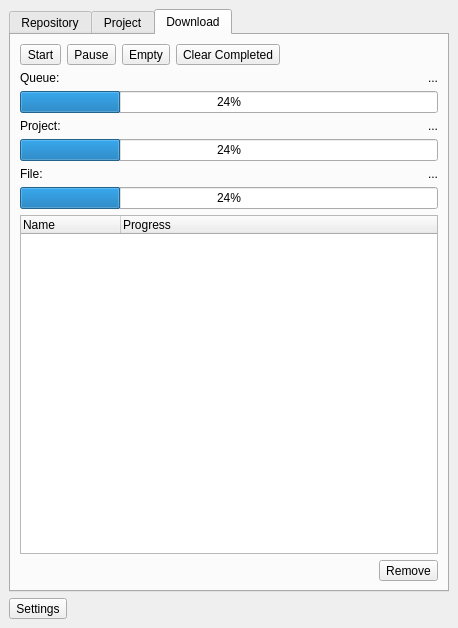
Above: dockwidget.ui from Riverscapes/RiverscapesToolbar before the change. Below: the same form after it.
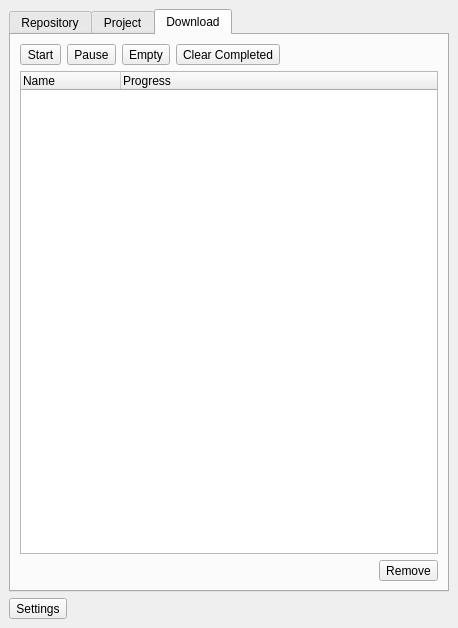
That is the form after the change.

Commit message: reworking the download screen without progress bars

Patch:
```diff
--- a/dockwidget.ui
+++ b/dockwidget.ui
@@ -200,92 +200,11 @@
           </item>
          </layout>
         </item>
-        <item>
-         <layout class="QHBoxLayout" name="horizontalLayout_6">
-          <item>
-           <widget class="QLabel" name="label_2">
-            <property name="text">
-             <string>Queue:</string>
-            </property>
-           </widget>
-          </item>
-          <item>
-           <widget class="QLabel" name="lbl_QueueStatus">
-            <property name="text">
-             <string>...</string>
-            </property>
-            <property name="alignment">
-             <set>Qt::AlignRight|Qt::AlignTrailing|Qt::AlignVCenter</set>
-            </property>
-           </widget>
-          </item>
-         </layout>
-        </item>
-        <item>
-         <widget class="QProgressBar" name="progOverall">
-          <property name="value">
-           <number>24</number>
-          </property>
-         </widget>
-        </item>
-        <item>
-         <layout class="QHBoxLayout" name="horizontalLayout_4">
-          <item>
-           <widget class="QLabel" name="label_3">
-            <property name="text">
-             <string>Project:</string>
-            </property>
-           </widget>
-          </item>
-          <item>
-           <widget class="QLabel" name="lbl_ProjectStatus">
-            <property name="text">
-             <string>...</string>
-            </property>
-            <property name="alignment">
-             <set>Qt::AlignRight|Qt::AlignTrailing|Qt::AlignVCenter</set>
-            </property>
-           </widget>
-          </item>
-         </layout>
-        </item>
-        <item>
-         <widget class="QProgressBar" name="progProject">
-          <property name="value">
-           <number>24</number>
-          </property>
-         </widget>
-        </item>
-        <item>
-         <layout class="QHBoxLayout" name="horizontalLayout_5">
-          <item>
-           <widget class="QLabel" name="label_4">
-            <property name="text">
-             <string>File:</string>
-            </property>
-           </widget>
-          </item>
-          <item>
-           <widget class="QLabel" name="lbl_FileStatus">
-            <property name="text">
-             <string>...</string>
-            </property>
-            <property name="alignment">
-             <set>Qt::AlignRight|Qt::AlignTrailing|Qt::AlignVCenter</set>
-            </property>
-           </widget>
-          </item>
-         </layout>
-        </item>
-        <item>
-         <widget class="QProgressBar" name="progFile">
-          <property name="value">
-           <number>24</number>
-          </property>
-         </widget>
-        </item>
         <item>
          <widget class="QTreeWidget" name="treeProjQueue">
+          <property name="alternatingRowColors">
+           <bool>true</bool>
+          </property>
           <column>
            <property name="text">
             <string>Name</string>
```
The commit also changes 1 other file.
